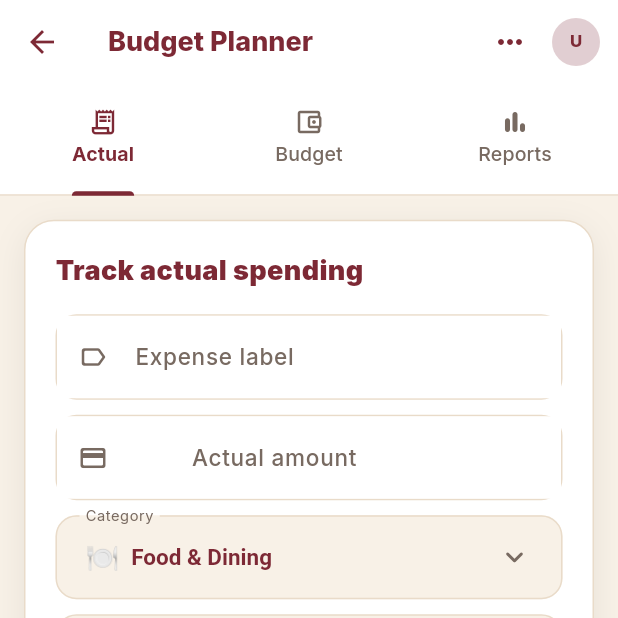
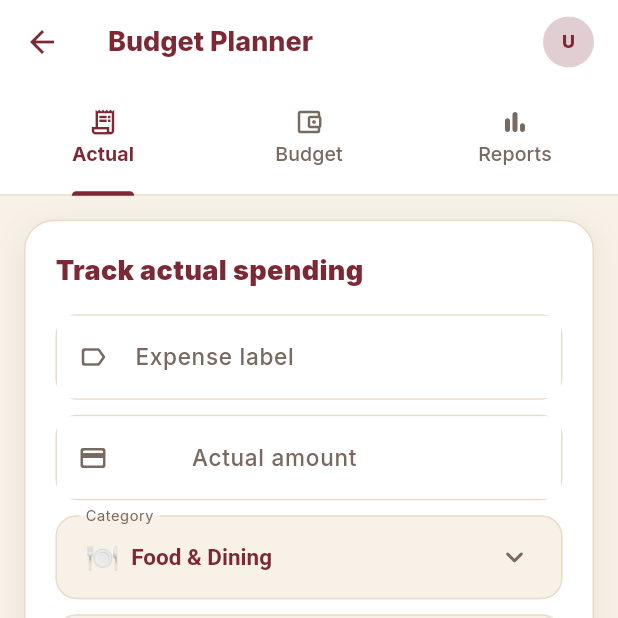
Before and after one commit to pattkabagambe-byte/budjit, a Flutter app: the TabbedBudgetPlannerView screen opened directly, on a phone screen of 412 x 824 dp, the top half of it. Run offline on Flutter 3.47's test engine with Material 3 defaults, Android fonts, the phone set to English and light mode, and no system bars; drawn by our look-alikes of flutter_animate; our stand-ins replace cloud_firestore, drift, firebase_auth, firebase_core, firebase_crashlytics, fl_chart and 11 more; missing offline and left inert: excel, purchases_flutter; accounts and stored records are empty; generated files the repository leaves out were written again.

Commit message:
refactor: open planner menu from profile avatar

```diff
--- a/lib/features/budget_planner/presentation/screens/tabbed_budget_planner_view.dart
+++ b/lib/features/budget_planner/presentation/screens/tabbed_budget_planner_view.dart
@@ -74,10 +74,14 @@ class _TabbedBudgetPlannerViewState
           ),
         ),
         actions: [
-          IconButton(
-            icon: Icon(Icons.more_horiz_rounded, color: _primary),
-            tooltip: 'Budget Planner menu',
-            onPressed: () => PlannerMenuSheet.show(
+          Tooltip(
+            message: 'Budget Planner menu',
+            child: Semantics(
+              button: true,
+              label: 'Open Budget Planner menu',
+              child: InkWell(
+                customBorder: const CircleBorder(),
+                onTap: () => PlannerMenuSheet.show(
                   context,
                   currentMode: LayoutMode.tabbedMode,
                   onOpenSettings: () => Navigator.of(context).push(
@@ -85,12 +89,16 @@ class _TabbedBudgetPlannerViewState
                   ),
                   onExportReport: () => _tabCtrl.animateTo(2),
                 ),
-          ),
-          const SizedBox(width: 4),
-          UserAvatar(
+                child: Padding(
+                  padding: const EdgeInsets.all(4),
+                  child: UserAvatar(
                     photoUrl: user?.photoURL,
                     displayName: displayName,
-            radius: 16,
+                    radius: 17,
+                  ),
+                ),
+              ),
+            ),
           ),
           const SizedBox(width: 12),
         ],
```
Lines whose indentation alone changed are shown as unchanged.
